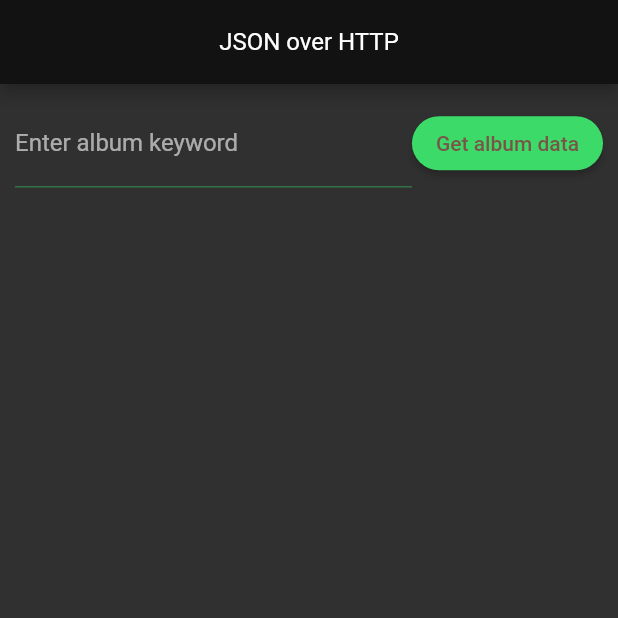
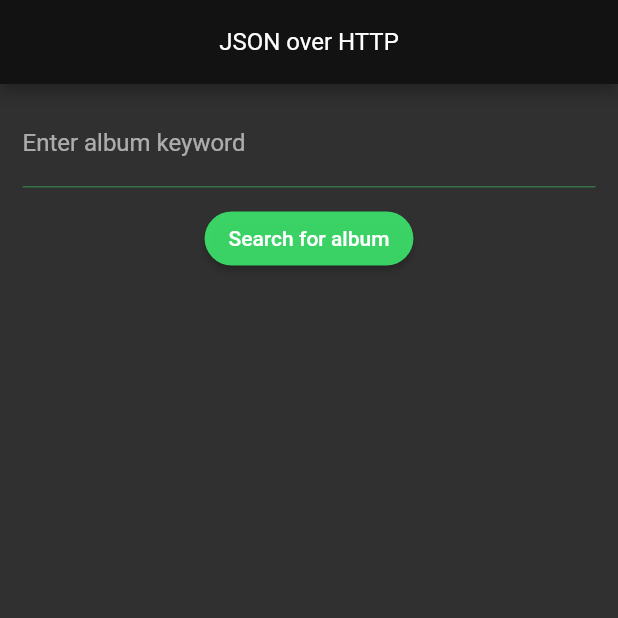
Before and after one commit to javad-zakaryaee/Samin-Flutter-Service-Calls, a Flutter app: the screen it shows after launch, on a phone screen of 412 x 824 dp, the top half of it. Run offline on Flutter 3.47's test engine with Material 2 defaults, Android fonts, the phone set to English and light mode, and no system bars.

Commit message:
final polishing and layout

```diff
--- a/lib/main.dart
+++ b/lib/main.dart
@@ -15,19 +15,19 @@ class MyMaterialApp extends StatelessWidget {
       debugShowCheckedModeBanner: false,
       title: 'Http Practice',
       theme: ThemeData(
-          colorScheme: ColorScheme(
+          colorScheme: const ColorScheme(
               background: Colors.black,
               onSurface: Color(0xff3cdb69),
               onBackground: Colors.amber,
               brightness: Brightness.dark,
-              primary: Color(0xff3cdb69),
+              primary: Color.fromARGB(242, 60, 219, 105),
               error: Colors.red,
               secondary: Colors.blue,
               surface: Colors.deepPurple,
-              onPrimary: Colors.brown,
+              onPrimary: Colors.white,
               onError: Colors.white60,
               onSecondary: Colors.lightBlue),
-          appBarTheme: AppBarTheme(
+          appBarTheme: const AppBarTheme(
               color: Color(0xff121212),
               titleTextStyle: TextStyle(color: Colors.white, fontSize: 16))),
       home: HomePage(),
@@ -55,11 +55,12 @@ class _HomePageState extends State<HomePage> {
 
   showLoaderDialog(BuildContext context) {
     AlertDialog alert = AlertDialog(
-      content: new Row(
+      content: Row(
         children: [
-          CircularProgressIndicator(),
+          const CircularProgressIndicator(),
           Container(
-              margin: EdgeInsets.only(left: 7), child: Text(" Loading...")),
+              margin: const EdgeInsets.only(left: 7),
+              child: const Text(" Loading...")),
         ],
       ),
     );
@@ -80,23 +81,23 @@ class _HomePageState extends State<HomePage> {
         padding: const EdgeInsets.all(10.0),
         child: Column(
           children: [
-            Row(
-              children: [
-                Expanded(
-                  child: Form(
+            Form(
               key: formKey,
+              child: Container(
+                margin: EdgeInsets.only(bottom: 10, left: 5, right: 5),
                 child: TextFormField(
-                      validator: (value) => value == null || value.isEmpty
-                          ? 'Can\'t be empty'
-                          : null,
-                      decoration: InputDecoration(
+                  validator: (value) =>
+                      value == null || value.isEmpty ? 'Can\'t be empty' : null,
+                  decoration: const InputDecoration(
                       border: UnderlineInputBorder(),
                       labelText: 'Enter album keyword'),
                   controller: albumController,
                 ),
               ),
             ),
-                ElevatedButton(
+            Container(
+              margin: EdgeInsets.only(bottom: 10),
+              child: ElevatedButton(
                   style: ButtonStyle(
                       shape: MaterialStateProperty.all(RoundedRectangleBorder(
                           borderRadius: BorderRadius.circular(20)))),
@@ -105,8 +106,8 @@ class _HomePageState extends State<HomePage> {
                       showLoaderDialog(context);
                       getAcessToken().then((token) async {
                         access_token = token;
-                          albumList = await getSearchResults(
-                                  token, albumController.text)
+                        albumList =
+                            await getSearchResults(token, albumController.text)
                                 .then((value) {
                           setState(() {
                             isAlbumListLoaded = true;
@@ -128,8 +129,7 @@ class _HomePageState extends State<HomePage> {
                       });
                     }
                   },
-                    child: const Text('Get album data')),
-              ],
+                  child: const Text('Search for album')),
             ),
             isAlbumListLoaded ? DetailedList(albums: albumList) : Text(textData)
           ],
--- a/lib/widgets/detailedList.dart
+++ b/lib/widgets/detailedList.dart
@@ -31,7 +31,7 @@ class _DetailedListState extends State<DetailedList> {
                             loadedAlbum: widget.albums[index]))));
               },
               child: Container(
-                color: Color(0xff3cdb69),
+                color: Color.fromARGB(198, 60, 219, 105),
                 height: 100,
                 margin: EdgeInsets.fromLTRB(10, 20, 10, 0),
                 child: Row(children: [
@@ -41,9 +41,11 @@ class _DetailedListState extends State<DetailedList> {
                     child: Padding(
                       padding: const EdgeInsets.only(left: 10),
                       child: Column(
-                        mainAxisAlignment: MainAxisAlignment.center,
+                        mainAxisAlignment: MainAxisAlignment.spaceEvenly,
                         children: [
                           Text(
+                            style: TextStyle(
+                                fontSize: 16, fontWeight: FontWeight.bold),
                             widget.albums[index].name,
                             overflow: TextOverflow.ellipsis,
                           ),
```
Also changed, not shown: lib/routes/albumCoverRoute.dart (+22 -23 lines), lib/routes/tracklistRoute.dart (+15 -9 lines). Lines whose indentation alone changed are shown as unchanged.
